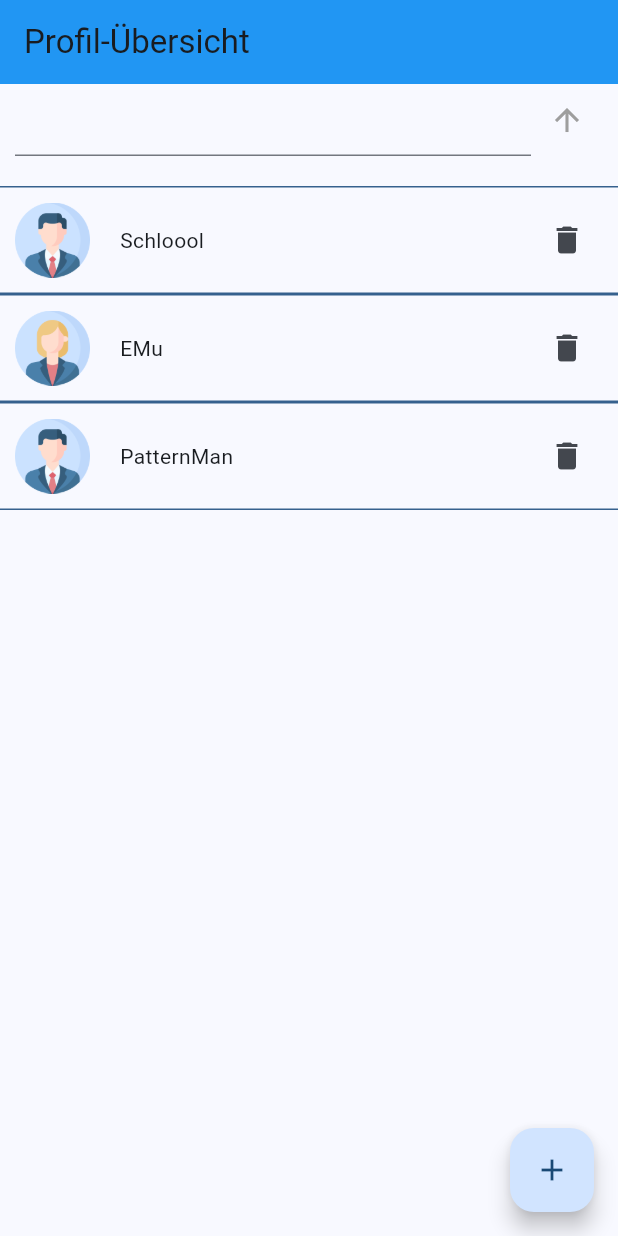
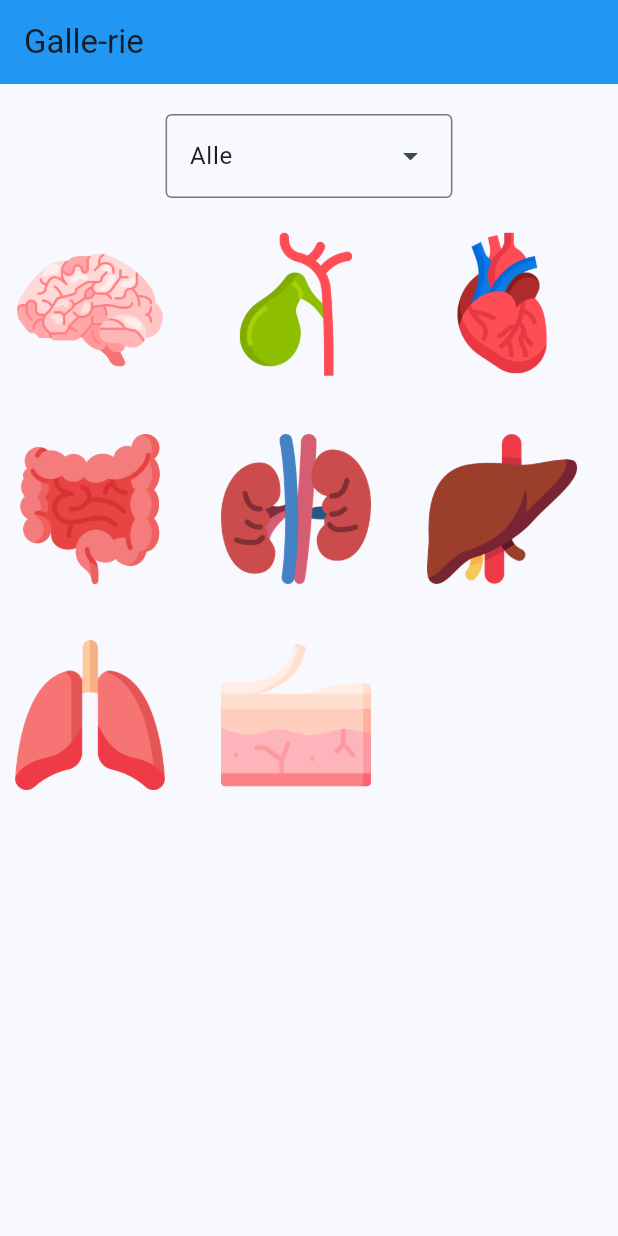
Before and after one commit to schlosser-teaching/university-flutter-amad, a Flutter app: the screen it shows after launch, on a phone screen of 412 x 824 dp. Run offline on Flutter 3.47's test engine with Material 3 defaults, Android fonts, the light colour scheme and no system bars.

Commit message:
Add bonus for exercise 04

```diff
--- /dev/null
+++ b/lib/03_einfuehrung_flutter_2/uebung_04_gallerie/bonus/bonus_organ.dart
@@ -0,0 +1,12 @@
+import '../organ.dart';
+
+class BonusOrgan extends Organ {
+  final BonusOrganGroup organGroup;
+
+  const BonusOrgan({required super.imagePath, super.name, super.description,
+    this.organGroup = BonusOrganGroup.other});
+}
+
+enum BonusOrganGroup {
+  cardiovascular, digestion, other
+}
--- /dev/null
+++ b/lib/03_einfuehrung_flutter_2/uebung_04_gallerie/bonus/bonus_organ_gallery_overview_screen.dart
@@ -0,0 +1,129 @@
+import 'package:advanced_mobile_app_development/03_einfuehrung_flutter_2/uebung_04_gallerie/bonus/bonus_organ_gallery_detail_screen.dart';
+import 'package:flutter/material.dart';
+
+import 'bonus_organ.dart';
+
+class BonusOrganGalleryOverviewScreen extends StatefulWidget {
+  final List<BonusOrgan> organs = [
+    const BonusOrgan(
+      imagePath: 'assets/organ_brain.png',
+      name: 'Gehirn',
+      description: 'Ein Werkzeug zum Nachdenken.',
+    ),
+    const BonusOrgan(
+      imagePath: 'assets/organ_gilebladder.png',
+      name: 'Galle',
+      description: 'Ein Fettspalter, der seinesgleichen sucht.',
+    ),
+    const BonusOrgan(
+      imagePath: 'assets/organ_heart.png',
+      name: 'Herz',
+      description: 'Pumpt Blut und ist angeblich ein Symbol der Liebe.',
+      organGroup: BonusOrganGroup.cardiovascular,
+    ),
+    const BonusOrgan(
+      imagePath: 'assets/organ_intestine.png',
+      name: 'Darmtrakt',
+      description: 'Eine lustige Wasserrutsche für Nahrung.',
+      organGroup: BonusOrganGroup.digestion,
+    ),
+    const BonusOrgan(
+      imagePath: 'assets/organ_kidney.png',
+      name: 'Nieren',
+      description: 'Die Müllabfuhr aller Giftstoffe.',
+    ),
+    const BonusOrgan(
+      imagePath: 'assets/organ_liver.png',
+      name: 'Leber',
+      description: 'Das beste aller Stoffwechsel-Organe.',
+    ),
+    const BonusOrgan(
+      imagePath: 'assets/organ_lungs.png',
+      name: 'Lunge',
+      description: 'Raubt der Luft den Sauerstoff für das Blut.',
+      organGroup: BonusOrganGroup.cardiovascular,
+    ),
+    const BonusOrgan(
+      imagePath: 'assets/organ_skin.png',
+      name: 'Haut',
+      description: 'Ein großer Hautlappen, der alles überdeckt.',
+    ),
+    // BonusOrgan(
+    //   imagePath: 'assets/organ_stomach.png',
+    //   name: 'Magen',
+    //   description: 'Hat viel Säure, um Nahrung kleinzubekommen.',
+    // ),
+  ];
+
+  BonusOrganGalleryOverviewScreen({super.key});
+
+  @override
+  State<BonusOrganGalleryOverviewScreen> createState() => _BonusOrganGalleryOverviewScreenState();
+}
+
+class _BonusOrganGalleryOverviewScreenState extends State<BonusOrganGalleryOverviewScreen> {
+  late List<BonusOrgan> includedOrgans;
+  BonusOrganGroup? selectedOrganGroup;
+  BonusOrgan? favoriteOrgan;
+
+  @override
+  void initState() {
+    super.initState();
+    includedOrgans = widget.organs;
+  }
+
+  @override
+  Widget build(BuildContext context) {
+    return Scaffold(
+      appBar: AppBar(title: const Text('Galle-rie')),
+      body: Center(
+        child: Column(
+          children: [
+            const SizedBox(height: 20.0),
+            DropdownMenu(
+              dropdownMenuEntries: const [
+                DropdownMenuEntry(value: null, label: 'Alle'),
+                DropdownMenuEntry(value: BonusOrganGroup.cardiovascular, label: 'Herz-Kreislauf'),
+                DropdownMenuEntry(value: BonusOrganGroup.digestion, label: 'Verdauung'),
+                DropdownMenuEntry(value: BonusOrganGroup.other, label: 'Sonstige'),
+              ],
+              onSelected: (organGroup) => setState(() => selectedOrganGroup = organGroup),
+            ),
+            const SizedBox(height: 10.0),
+            Expanded(child: GridView.count(
+              crossAxisCount: 3,
+              children: includedOrgans
+                  .where((organ) => selectedOrganGroup == null ||
+                    organ.organGroup == selectedOrganGroup)
+                  .map((organ) => _buildClickableOrgan(
+                  organ: organ, context: context)).toList(),
+            ),
+            ),
+          ],
+        ),
+      ),
+    );
+  }
+
+  Widget _buildClickableOrgan({required BonusOrgan organ, required BuildContext context}) {
+    final isFavorite = favoriteOrgan == organ;
+    return GestureDetector(
+      child: Stack(
+        children: [
+          Padding(
+            padding: const EdgeInsets.all(10.0),
+            child: Image.asset(organ.imagePath, width: 100.0),
+          ),
+          if (isFavorite) const Icon(Icons.star, size: 40.0, color: Colors.yellow),
+        ],
+      ),
+      onTap: () => Navigator.of(context).push(MaterialPageRoute(
+          builder: (context) => BonusOrganGalleryDetailScreen(
+            organ: organ,
+            isFavorite: isFavorite,
+            onRemove: () => setState(() => includedOrgans.remove(organ)),
+          ))),
+      onLongPress: () => setState(() => favoriteOrgan = isFavorite ? null : organ),
+    );
+  }
+}
--- a/lib/main.dart
+++ b/lib/main.dart
@@ -12,6 +12,7 @@ import 'package:advanced_mobile_app_development/03_einfuehrung_flutter_2/theorie
 import 'package:advanced_mobile_app_development/03_einfuehrung_flutter_2/theorie_visual_widgets/visual_widgets_screen.dart';
 import 'package:advanced_mobile_app_development/03_einfuehrung_flutter_2/uebung_03_profil_2/bonus/bonus_extended_profile_list_screen.dart';
 import 'package:advanced_mobile_app_development/03_einfuehrung_flutter_2/uebung_03_profil_2/extended_profile_list_screen.dart';
+import 'package:advanced_mobile_app_development/03_einfuehrung_flutter_2/uebung_04_gallerie/bonus/bonus_organ_gallery_overview_screen.dart';
 import 'package:advanced_mobile_app_development/03_einfuehrung_flutter_2/uebung_04_gallerie/organ_gallery_overview_screen.dart';
 import 'package:flutter/material.dart';
 
@@ -54,6 +55,7 @@ class MyApp extends StatelessWidget {
   final extendedProfileListScreen = const ExtendedProfileListScreen();
   final bonusExtendedProfileListScreen = const BonusExtendedProfileListScreen();
   final organGalleryOverviewScreen = const OrganGalleryOverviewScreen();
+  final bonusOrganGalleryOverviewScreen = BonusOrganGalleryOverviewScreen();
 
   @override
   Widget build(BuildContext context) {
@@ -63,7 +65,7 @@ class MyApp extends StatelessWidget {
         colorScheme: ColorScheme.fromSeed(seedColor: Colors.blue),
         appBarTheme: const AppBarTheme(backgroundColor: Colors.blue),
       ),
-      home: bonusExtendedProfileListScreen,
+      home: bonusOrganGalleryOverviewScreen,
     );
   }
 }
```
Also changed, not shown: lib/03_einfuehrung_flutter_2/uebung_04_gallerie/bonus/bonus_organ_gallery_detail_screen.dart (added, +51 -0 lines).
